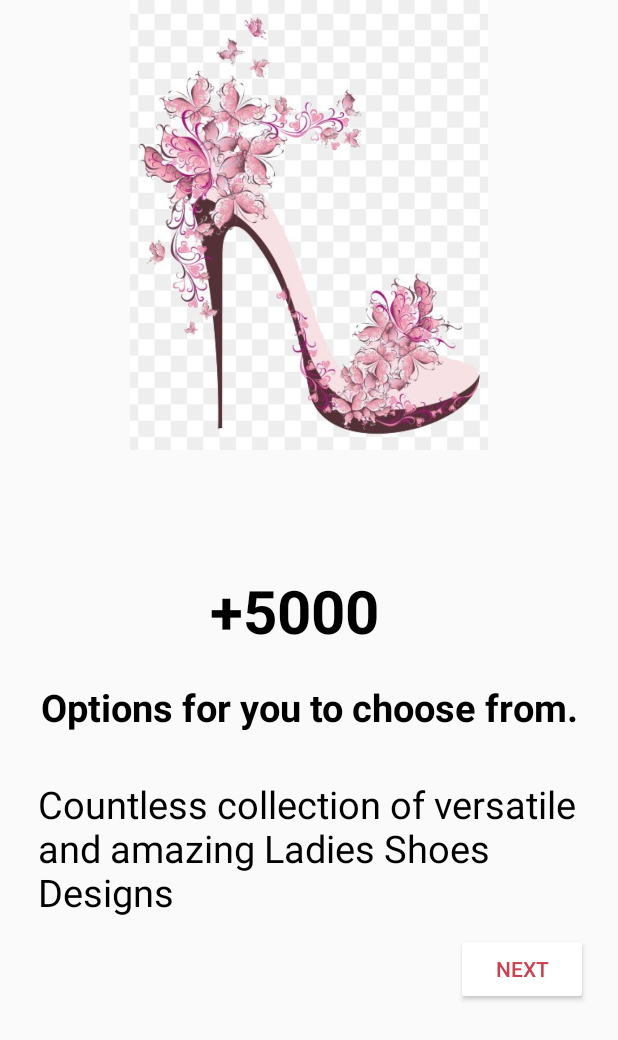
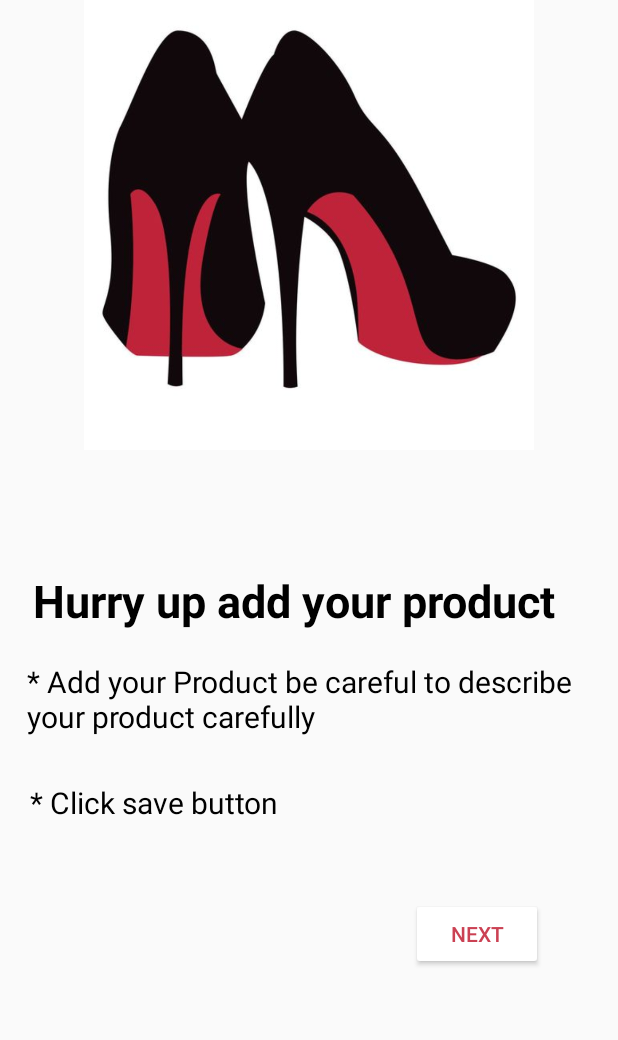
Before and after one commit to Asmaa-Khaled21/ShoeStore, an Android app: the fragment InsructionFragment shown on its own in the app's theme, on a phone screen of 412 x 824 dp. Shown: the top 1040 px of the screen. Run offline under Robolectric (Android 15) with nearby library versions, the phone set to English and light mode, and no system bars; our stand-ins replace data binding.

Commit message:
fragment_splash.xml

```diff
--- a/app/src/main/java/com/udacity/shoestore/InsructionOneFragment.kt
+++ b/app/src/main/java/com/udacity/shoestore/InsructionFragment.kt
@@ -1,28 +1,25 @@
 package com.udacity.shoestore
 
 import android.os.Bundle
-import android.support.v4.media.session.MediaSessionCompat.Token.fromBundle
 import androidx.fragment.app.Fragment
 import android.view.LayoutInflater
 import android.view.View
 import android.view.ViewGroup
-import androidx.core.app.Person.fromBundle
 import androidx.databinding.DataBindingUtil
-import androidx.media.AudioAttributesCompat.fromBundle
 import androidx.navigation.findNavController
-import com.udacity.shoestore.databinding.FragmentInsructionOneBinding
+import com.udacity.shoestore.databinding.FragmentInsructionBinding
 
-class InsructionOneFragment : Fragment() {
+class InsructionFragment : Fragment() {
     override fun onCreateView(
         inflater: LayoutInflater, container: ViewGroup?,
         savedInstanceState: Bundle?
     ): View? {
         // Inflate the layout for this fragment
-        val binding: FragmentInsructionOneBinding = DataBindingUtil.inflate(
-            inflater, R.layout.fragment_insruction_one, container, false
+        val binding: FragmentInsructionBinding = DataBindingUtil.inflate(
+            inflater, R.layout.fragment_insruction, container, false
         )
         binding.NextButton.setOnClickListener { view: View ->
-            view.findNavController().navigate(R.id.action_insructionOneFragment_to_instrutionTwoFragment2)
+            view.findNavController()
 
         }
         return binding.root
--- a/app/src/main/res/layout/fragment_insruction_one.xml
+++ b/app/src/main/res/layout/fragment_insruction.xml
@@ -3,7 +3,7 @@
     xmlns:android="http://schemas.android.com/apk/res/android"
     xmlns:tools="http://schemas.android.com/tools"
     xmlns:app="http://schemas.android.com/apk/res-auto"
-    tools:context="com.udacity.shoestore.InsructionOneFragment">
+    tools:context="com.udacity.shoestore.InsructionFragment">
     <androidx.constraintlayout.widget.ConstraintLayout
         android:layout_width="match_parent"
         android:layout_height="match_parent">
@@ -25,9 +25,9 @@
             app:layout_constraintTop_toBottomOf="@id/Image_heels"
             app:layout_constraintEnd_toEndOf="parent"
             android:layout_marginTop="80dp"
-            android:text="+5000"
+            android:text="Hurry up add your product"
             android:textStyle="bold"
-            android:textSize="40sp"
+            android:textSize="30sp"
             android:textColor="@color/black"
             android:layout_marginEnd="20dp"
             />
@@ -39,11 +39,11 @@
             app:layout_constraintTop_toBottomOf="@id/textone"
             app:layout_constraintEnd_toEndOf="parent"
             android:layout_marginTop="10dp"
-            android:text="Options for you to choose from."
-            android:textStyle="bold"
-            android:textSize="25sp"
+            android:text="* Add your Product be careful to describe your product carefully"
+            android:textSize="20sp"
             android:textColor="@color/black"
             android:padding="10dp"
+            android:layout_marginStart="15dp"
             />
         <TextView
             android:id="@+id/textthree"
@@ -51,13 +51,12 @@
             android:layout_height="wrap_content"
             app:layout_constraintStart_toStartOf="parent"
             app:layout_constraintTop_toBottomOf="@id/texttwo"
-            app:layout_constraintEnd_toEndOf="parent"
             android:layout_marginTop="10dp"
-            android:ems="13"
-            android:text="Countless collection of versatile and amazing Ladies Shoes Designs"
-            android:textSize="25sp"
+            android:text="* Click save button"
+            android:textSize="20sp"
             android:textColor="@color/black"
             android:padding="10dp"
+            android:layout_marginStart="10dp"
             />
         <Button
             android:id="@+id/NextButton"
@@ -68,7 +67,8 @@
             android:text="Next"
             android:textColor="@color/colorPrimary"
             android:backgroundTint="@color/white"
-            android:layout_marginEnd="20dp"
+            android:layout_marginEnd="50dp"
+            android:layout_marginTop="40dp"
             />
 
     </androidx.constraintlayout.widget.ConstraintLayout>
```
Also changed, not shown: app/src/main/AndroidManifest.xml (+4 -16 lines), app/src/main/java/com/udacity/shoestore/LoginActivity.kt (deleted, +0 -22 lines), app/src/main/java/com/udacity/shoestore/LoginFragment.kt (added, +24 -0 lines), app/src/main/java/com/udacity/shoestore/SplashFragment.kt (added, +30 -0 lines), app/src/main/res/layout/fragment_instrution_two.xml (deleted, +0 -18 lines), app/src/main/res/layout/fragment_login.xml (renamed from app/src/main/res/layout/activity_login.xml, +5 -4 lines), app/src/main/res/layout/fragment_splash.xml (added, +36 -0 lines), app/src/main/res/navigation/navigation.xml (+11 -12 lines), app/src/main/res/drawable/heels.jpg.
